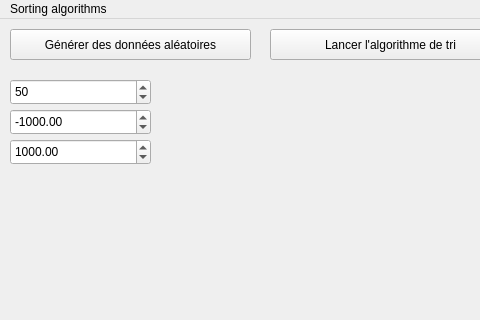
First picture: the form in mainwindow.ui, repository AlDurdiev/SortingAlgoQt, before the edit; both pictures show x 0 to 480 and y 0 to 320 of the 1208 by 673 pixel window.
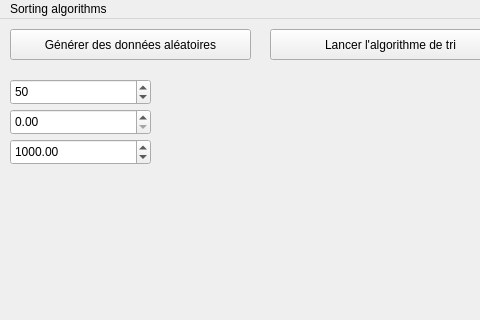
Second picture: the form after the edit.

```diff
--- a/mainwindow.ui
+++ b/mainwindow.ui
@@ -50,13 +50,13 @@
      </rect>
     </property>
     <property name="minimum">
-     <double>-1000000.000000000000000</double>
+     <double>0.000000000000000</double>
     </property>
     <property name="maximum">
      <double>1000000.000000000000000</double>
     </property>
     <property name="value">
-     <double>-1000.000000000000000</double>
+     <double>0.000000000000000</double>
     </property>
    </widget>
    <widget class="QDoubleSpinBox" name="spinMaxValue">
@@ -100,20 +100,26 @@
      <number>10</number>
     </property>
    </widget>
-   <widget class="QWidget" name="horizontalLayoutWidget">
+   <widget class="QWidget" name="graphContainer" native="true">
     <property name="geometry">
      <rect>
       <x>10</x>
-      <y>170</y>
-      <width>1191</width>
-      <height>441</height>
+      <y>220</y>
+      <width>1189</width>
+      <height>449</height>
      </rect>
     </property>
-    <layout class="QHBoxLayout" name="layoutBarGraph">
-     <property name="spacing">
-      <number>1</number>
+    <widget class="QWidget" name="horizontalLayoutWidget">
+     <property name="geometry">
+      <rect>
+       <x>0</x>
+       <y>0</y>
+       <width>1181</width>
+       <height>441</height>
+      </rect>
      </property>
-    </layout>
+     <layout class="QHBoxLayout" name="layoutBarGraph"/>
+    </widget>
    </widget>
   </widget>
   <widget class="QMenuBar" name="menubar">
```
